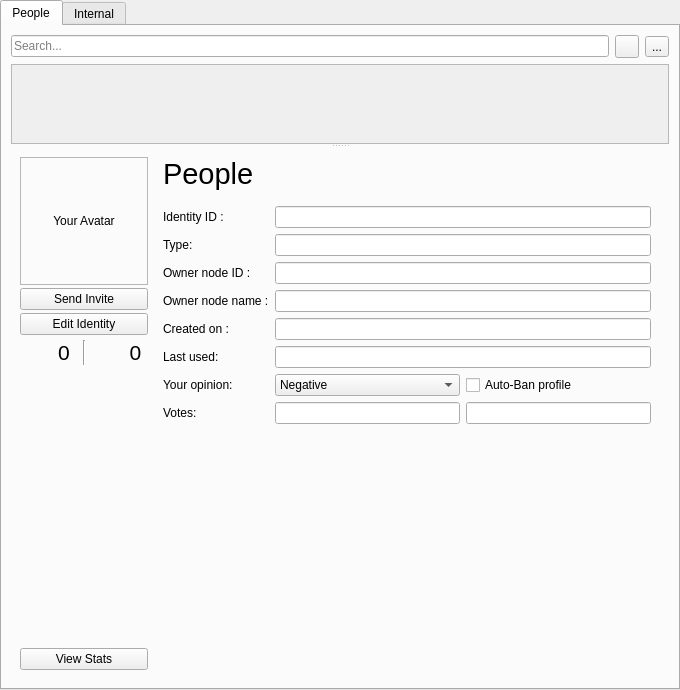
Before: the Qt Designer form retroshare-gui/src/gui/People/PeopleDialog.ui in RetroShare/RetroShare, drawn with Qt 5.
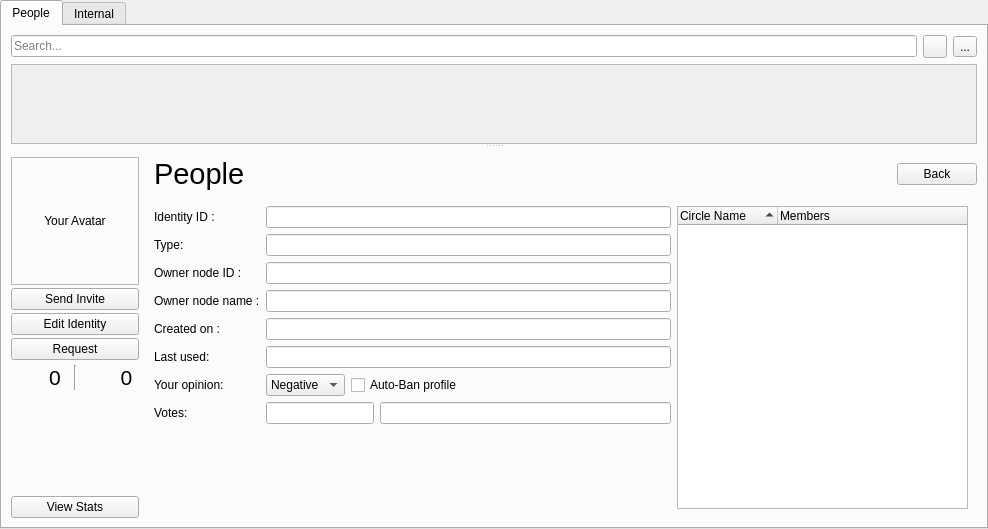
After: the same form once the commit is applied. Icons and pictures are not drawn. Custom widgets are drawn as their Qt base class.

```diff
--- a/retroshare-gui/src/gui/People/PeopleDialog.ui
+++ b/retroshare-gui/src/gui/People/PeopleDialog.ui
@@ -6,8 +6,8 @@
    <rect>
     <x>0</x>
     <y>0</y>
-    <width>680</width>
-    <height>690</height>
+    <width>988</width>
+    <height>529</height>
    </rect>
   </property>
   <property name="sizePolicy">
@@ -110,8 +110,8 @@
             <rect>
              <x>0</x>
              <y>0</y>
-             <width>654</width>
-             <height>248</height>
+             <width>962</width>
+             <height>78</height>
             </rect>
            </property>
            <layout class="QVBoxLayout"/>
@@ -150,6 +150,15 @@
           </widget>
           <widget class="QWidget" name="widgetPeoplePage">
            <layout class="QGridLayout" name="gridLayout_5">
+            <property name="leftMargin">
+             <number>0</number>
+            </property>
+            <property name="rightMargin">
+             <number>0</number>
+            </property>
+            <property name="bottomMargin">
+             <number>0</number>
+            </property>
             <item row="0" column="0" rowspan="2">
              <layout class="QVBoxLayout" name="verticalLayout">
               <property name="spacing">
@@ -220,6 +229,16 @@
                   </property>
                  </widget>
                 </item>
+                <item row="4" column="0">
+                 <widget class="QPushButton" name="joinLeaveCircleButton">
+                  <property name="toolTip">
+                   <string>&lt;html&gt;&lt;head/&gt;&lt;body&gt;&lt;p&gt;&lt;span style=&quot; font-family:'ui-monospace','SFMono-Regular','Menlo','Monaco','Consolas','Liberation Mono','Courier New','monospace'; font-size:12px; color:#101010; background-color:rgba(198,236,203,0.376471);&quot;&gt;Request to join&lt;/span&gt;&lt;/p&gt;&lt;/body&gt;&lt;/html&gt;</string>
+                  </property>
+                  <property name="text">
+                   <string>Request</string>
+                  </property>
+                 </widget>
+                </item>
                </layout>
               </item>
               <item>
@@ -335,6 +354,52 @@
               </item>
              </layout>
             </item>
+            <item row="0" column="1">
+             <layout class="QHBoxLayout" name="horizontalLayout_3">
+              <property name="leftMargin">
+               <number>9</number>
+              </property>
+              <item>
+               <widget class="ElidedLabel" name="headerTextLabel_Person">
+                <property name="font">
+                 <font>
+                  <pointsize>22</pointsize>
+                 </font>
+                </property>
+                <property name="text">
+                 <string>People</string>
+                </property>
+                <property name="textInteractionFlags">
+                 <set>Qt::LinksAccessibleByMouse|Qt::TextSelectableByMouse</set>
+                </property>
+               </widget>
+              </item>
+              <item>
+               <spacer name="horizontalSpacer">
+                <property name="orientation">
+                 <enum>Qt::Horizontal</enum>
+                </property>
+                <property name="sizeHint" stdset="0">
+                 <size>
+                  <width>40</width>
+                  <height>20</height>
+                 </size>
+                </property>
+               </spacer>
+              </item>
+              <item>
+               <widget class="QPushButton" name="backButton">
+                <property name="text">
+                 <string>Back</string>
+                </property>
+                <property name="icon">
+                 <iconset resource="../icons.qrc">
+                  <normaloff>:/icons/png/arrow-left.png</normaloff>:/icons/png/arrow-left.png</iconset>
+                </property>
+               </widget>
+              </item>
+             </layout>
+            </item>
             <item row="1" column="1">
              <widget class="QStackedWidget" name="detailsStackedWidget">
               <property name="sizePolicy">
@@ -353,24 +418,21 @@
                <number>0</number>
               </property>
               <widget class="QWidget" name="detailsPage">
-               <layout class="QGridLayout" name="gridLayout_4">
-                <property name="topMargin">
-                 <number>9</number>
-                </property>
-                <item row="6" column="2">
-                 <widget class="QCheckBox" name="autoBanIdentities_CB">
-                  <property name="toolTip">
-                   <string>Auto-Ban all identities signed by the same node</string>
-                  </property>
+               <layout class="QGridLayout" name="gridLayout">
+                <item row="7" column="0">
+                 <widget class="QLabel" name="neighborNodesOpinion_LB">
                   <property name="text">
-                   <string>Auto-Ban profile</string>
+                   <string>Votes:</string>
+                  </property>
+                  <property name="wordWrap">
+                   <bool>true</bool>
                   </property>
                  </widget>
                 </item>
-                <item row="2" column="1" colspan="2">
-                 <widget class="QLineEdit" name="lineEdit_GpgId">
-                  <property name="enabled">
-                   <bool>true</bool>
+                <item row="7" column="1" colspan="2">
+                 <widget class="QLineEdit" name="neighborNodesOpinion_TF">
+                  <property name="toolTip">
+                   <string>&lt;html&gt;&lt;head/&gt;&lt;body&gt;&lt;p&gt;Average opinion of neighbor nodes about this identity. Negative is bad,&lt;/p&gt;&lt;p&gt;positive is good. Zero is neutral.&lt;/p&gt;&lt;/body&gt;&lt;/html&gt;</string>
                   </property>
                   <property name="readOnly">
                    <bool>true</bool>
@@ -384,6 +446,13 @@
                   </property>
                  </widget>
                 </item>
+                <item row="5" column="1" colspan="3">
+                 <widget class="QLineEdit" name="lineEdit_LastUsed">
+                  <property name="readOnly">
+                   <bool>true</bool>
+                  </property>
+                 </widget>
+                </item>
                 <item row="2" column="0">
                  <widget class="QLabel" name="label_GpgId">
                   <property name="text">
@@ -391,43 +460,6 @@
                   </property>
                  </widget>
                 </item>
-                <item row="1" column="1" colspan="2">
-                 <widget class="QLineEdit" name="lineEdit_Type">
-                  <property name="readOnly">
-                   <bool>true</bool>
-                  </property>
-                 </widget>
-                </item>
-                <item row="3" column="1" colspan="2">
-                 <widget class="QLineEdit" name="lineEdit_GpgName">
-                  <property name="enabled">
-                   <bool>true</bool>
-                  </property>
-                  <property name="readOnly">
-                   <bool>true</bool>
-                  </property>
-                 </widget>
-                </item>
-                <item row="1" column="0">
-                 <widget class="QLabel" name="label_Type">
-                  <property name="text">
-                   <string>Type:</string>
-                  </property>
-                 </widget>
-                </item>
-                <item row="10" column="0" colspan="2">
-                 <spacer name="verticalSpacer_3">
-                  <property name="orientation">
-                   <enum>Qt::Vertical</enum>
-                  </property>
-                  <property name="sizeHint" stdset="0">
-                   <size>
-                    <width>20</width>
-                    <height>1</height>
-                   </size>
-                  </property>
-                 </spacer>
-                </item>
                 <item row="5" column="0">
                  <widget class="QLabel" name="label_LastUsed">
                   <property name="text">
@@ -435,30 +467,73 @@
                   </property>
                  </widget>
                 </item>
-                <item row="4" column="0">
-                 <widget class="QLabel" name="label_PublishTS">
-                  <property name="text">
-                   <string>Created on :</string>
+                <item row="0" column="1" colspan="3">
+                 <widget class="QLineEdit" name="lineEdit_KeyId">
+                  <property name="enabled">
+                   <bool>true</bool>
                   </property>
-                 </widget>
-                </item>
-                <item row="5" column="1" colspan="2">
-                 <widget class="QLineEdit" name="lineEdit_LastUsed">
                   <property name="readOnly">
                    <bool>true</bool>
                   </property>
                  </widget>
                 </item>
-                <item row="7" column="1">
-                 <widget class="QLineEdit" name="neighborNodesOpinion_TF">
+                <item row="0" column="4" rowspan="9">
+                 <widget class="QTreeWidget" name="circlesTreeWidget">
+                  <property name="contextMenuPolicy">
+                   <enum>Qt::CustomContextMenu</enum>
+                  </property>
+                  <property name="rootIsDecorated">
+                   <bool>false</bool>
+                  </property>
+                  <property name="itemsExpandable">
+                   <bool>false</bool>
+                  </property>
+                  <property name="sortingEnabled">
+                   <bool>true</bool>
+                  </property>
+                  <column>
+                   <property name="text">
+                    <string>Circle Name</string>
+                   </property>
+                  </column>
+                  <column>
+                   <property name="text">
+                    <string>Members</string>
+                   </property>
+                  </column>
+                 </widget>
+                </item>
+                <item row="1" column="0">
+                 <widget class="QLabel" name="label_Type">
+                  <property name="text">
+                   <string>Type:</string>
+                  </property>
+                 </widget>
+                </item>
+                <item row="6" column="2" colspan="2">
+                 <widget class="QCheckBox" name="autoBanIdentities_CB">
                   <property name="toolTip">
-                   <string>&lt;html&gt;&lt;head/&gt;&lt;body&gt;&lt;p&gt;Average opinion of neighbor nodes about this identity. Negative is bad,&lt;/p&gt;&lt;p&gt;positive is good. Zero is neutral.&lt;/p&gt;&lt;/body&gt;&lt;/html&gt;</string>
+                   <string>Auto-Ban all identities signed by the same node</string>
                   </property>
+                  <property name="text">
+                   <string>Auto-Ban profile</string>
+                  </property>
+                 </widget>
+                </item>
+                <item row="1" column="1" colspan="3">
+                 <widget class="QLineEdit" name="lineEdit_Type">
                   <property name="readOnly">
                    <bool>true</bool>
                   </property>
                  </widget>
                 </item>
+                <item row="6" column="0">
+                 <widget class="QLabel" name="label_YourOpinion">
+                  <property name="text">
+                   <string>Your opinion:</string>
+                  </property>
+                 </widget>
+                </item>
                 <item row="6" column="1">
                  <widget class="RSComboBox" name="ownOpinion_CB">
                   <property name="toolTip">
@@ -499,14 +574,24 @@
                   </item>
                  </widget>
                 </item>
-                <item row="3" column="0">
-                 <widget class="QLabel" name="label_GpgName">
+                <item row="2" column="1" colspan="3">
+                 <widget class="QLineEdit" name="lineEdit_GpgId">
+                  <property name="enabled">
+                   <bool>true</bool>
+                  </property>
+                  <property name="readOnly">
+                   <bool>true</bool>
+                  </property>
+                 </widget>
+                </item>
+                <item row="4" column="0">
+                 <widget class="QLabel" name="label_PublishTS">
                   <property name="text">
-                   <string>Owner node name :</string>
+                   <string>Created on :</string>
                   </property>
                  </widget>
                 </item>
-                <item row="7" column="2">
+                <item row="7" column="3">
                  <widget class="QLineEdit" name="overallOpinion_TF">
                   <property name="toolTip">
                    <string>&lt;html&gt;&lt;head/&gt;&lt;body&gt;&lt;p&gt;Overall reputation score, accounting for yours and your friends'.&lt;/p&gt;&lt;p&gt;Negative is bad, positive is good. Zero is neutral. If the score is too low,&lt;/p&gt;&lt;p&gt;the identity is flagged as bad, and will be filtered out in forums, chat lobbies,&lt;/p&gt;&lt;p&gt;channels, etc.&lt;/p&gt;&lt;/body&gt;&lt;/html&gt;</string>
@@ -516,66 +601,120 @@
                   </property>
                  </widget>
                 </item>
-                <item row="4" column="1" colspan="2">
+                <item row="3" column="1" colspan="3">
+                 <widget class="QLineEdit" name="lineEdit_GpgName">
+                  <property name="enabled">
+                   <bool>true</bool>
+                  </property>
+                  <property name="readOnly">
+                   <bool>true</bool>
+                  </property>
+                 </widget>
+                </item>
+                <item row="3" column="0">
+                 <widget class="QLabel" name="label_GpgName">
+                  <property name="text">
+                   <string>Owner node name :</string>
+                  </property>
+                 </widget>
+                </item>
+                <item row="8" column="0" colspan="4">
+                 <spacer name="verticalSpacer_3">
+                  <property name="orientation">
+                   <enum>Qt::Vertical</enum>
+                  </property>
+                  <property name="sizeHint" stdset="0">
+                   <size>
+                    <width>20</width>
+                    <height>1</height>
+                   </size>
+                  </property>
+                 </spacer>
+                </item>
+                <item row="4" column="1" colspan="3">
                  <widget class="QLineEdit" name="lineEdit_PublishTS">
                   <property name="readOnly">
                    <bool>true</bool>
                   </property>
                  </widget>
                 </item>
-                <item row="7" column="0">
-                 <widget class="QLabel" name="neighborNodesOpinion_LB">
+               </layout>
+              </widget>
+              <widget class="QWidget" name="circleDetailsPage">
+               <layout class="QGridLayout" name="circleDetailsLayout">
+                <item row="0" column="0">
+                 <widget class="QLabel" name="label_CircleName">
                   <property name="text">
-                   <string>Votes:</string>
+                   <string>Circle Name:</string>
                   </property>
-                  <property name="wordWrap">
+                 </widget>
+                </item>
+                <item row="0" column="1">
+                 <widget class="QLineEdit" name="circleNameEdit">
+                  <property name="readOnly">
                    <bool>true</bool>
                   </property>
                  </widget>
                 </item>
-                <item row="0" column="1" colspan="2">
-                 <widget class="QLineEdit" name="lineEdit_KeyId">
-                  <property name="enabled">
+                <item row="1" column="0">
+                 <widget class="QLabel" name="label_CircleId">
+                  <property name="text">
+                   <string>Circle ID:</string>
+                  </property>
+                 </widget>
+                </item>
+                <item row="1" column="1">
+                 <widget class="QLineEdit" name="circleIdEdit">
+                  <property name="readOnly">
                    <bool>true</bool>
                   </property>
+                 </widget>
+                </item>
+                <item row="2" column="0">
+                 <widget class="QLabel" name="label_CircleType">
+                  <property name="text">
+                   <string>Type:</string>
+                  </property>
+                 </widget>
+                </item>
+                <item row="2" column="1">
+                 <widget class="QLineEdit" name="circleTypeEdit">
                   <property name="readOnly">
                    <bool>true</bool>
                   </property>
                  </widget>
                 </item>
-                <item row="6" column="0">
-                 <widget class="QLabel" name="label_YourOpinion">
+                <item row="3" column="0">
+                 <widget class="QLabel" name="label_CircleMembers">
                   <property name="text">
-                   <string>Your opinion:</string>
+                   <string>Members:</string>
                   </property>
                  </widget>
                 </item>
+                <item row="3" column="1">
+                 <widget class="QLineEdit" name="circleMemberCountEdit">
+                  <property name="readOnly">
+                   <bool>true</bool>
+                  </property>
+                 </widget>
+                </item>
+                <item row="5" column="0" colspan="2">
+                 <spacer name="circleDetailsSpacer">
+                  <property name="orientation">
+                   <enum>Qt::Vertical</enum>
+                  </property>
+                  <property name="sizeHint" stdset="0">
+                   <size>
+                    <width>20</width>
+                    <height>40</height>
+                   </size>
+                  </property>
+                 </spacer>
+                </item>
                </layout>
               </widget>
              </widget>
             </item>
-            <item row="0" column="1">
-             <layout class="QHBoxLayout" name="horizontalLayout_3">
-              <property name="leftMargin">
-               <number>9</number>
-              </property>
-              <item>
-               <widget class="ElidedLabel" name="headerTextLabel_Person">
-                <property name="font">
-                 <font>
-                  <pointsize>22</pointsize>
-                 </font>
-                </property>
-                <property name="text">
-                 <string>People</string>
-                </property>
-                <property name="textInteractionFlags">
-                 <set>Qt::LinksAccessibleByMouse|Qt::TextSelectableByMouse</set>
-                </property>
-               </widget>
-              </item>
-             </layout>
-            </item>
            </layout>
           </widget>
          </widget>
@@ -614,8 +753,8 @@
             <rect>
              <x>0</x>
              <y>0</y>
-             <width>80</width>
-             <height>248</height>
+             <width>962</width>
+             <height>164</height>
             </rect>
            </property>
            <layout class="QVBoxLayout"/>
```
Left out of the diff: 1 changed line with no effect on the pictures.
